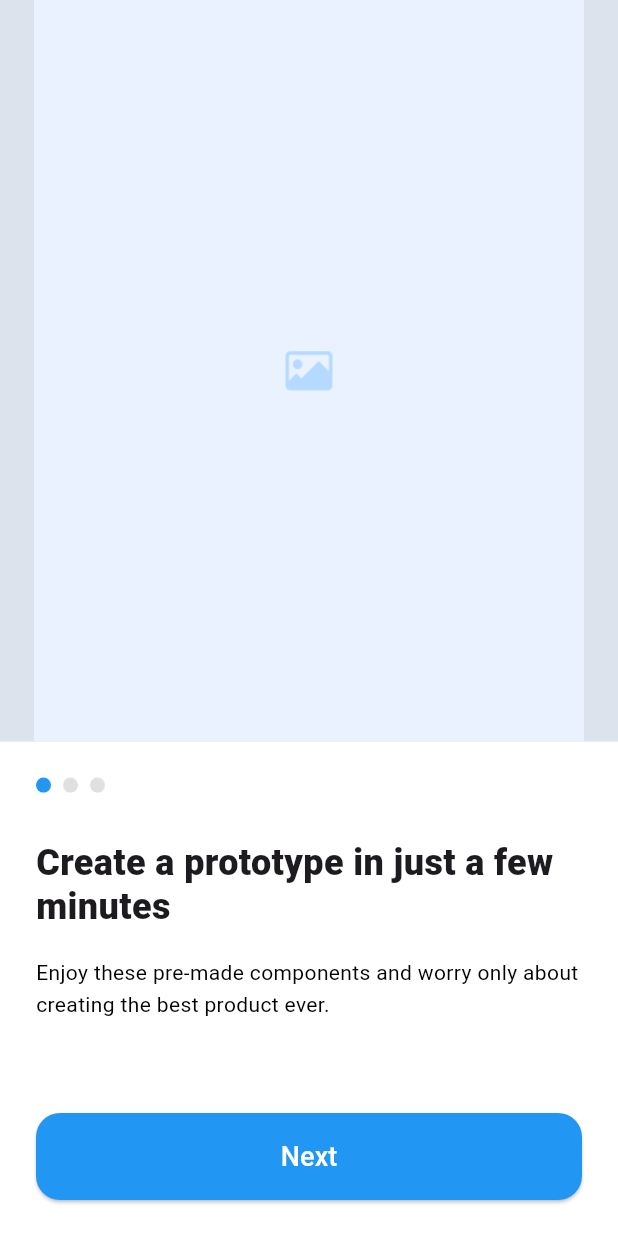
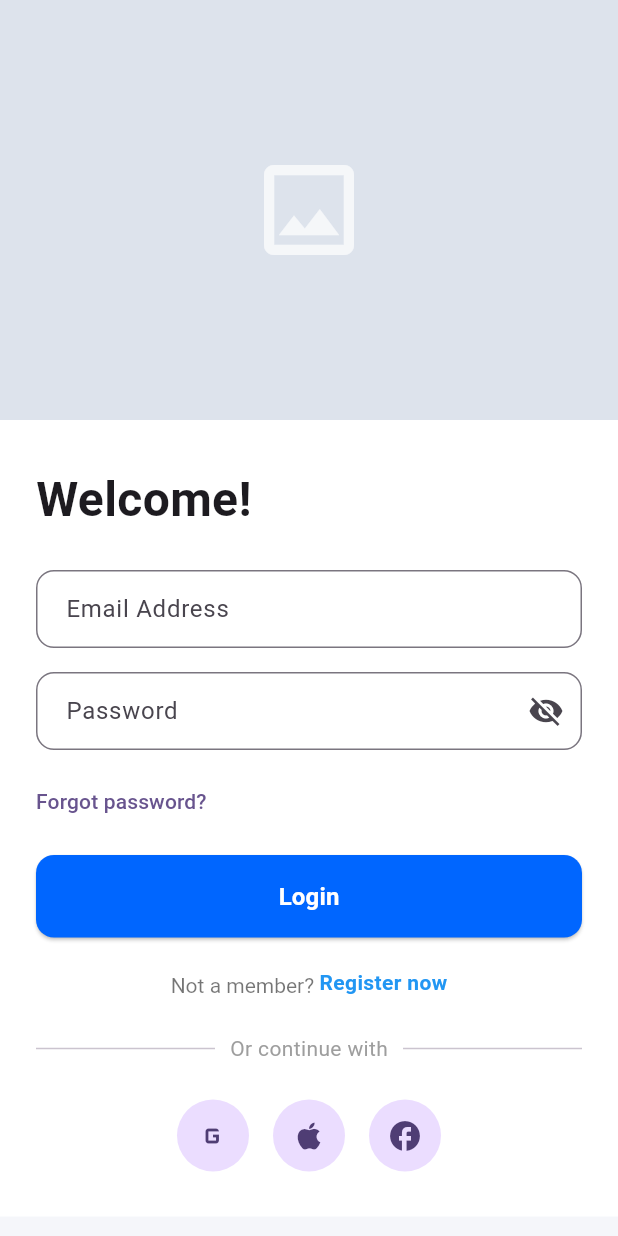
Before and after one commit to HenryPeralta/experience_app, a Flutter app: the screen it shows after launch, on a phone screen of 412 x 824 dp. Run offline on Flutter 3.47's test engine with Material 3 defaults, Android fonts, the phone set to English and light mode, and no system bars; our stand-ins replace firebase_auth, firebase_core, flutter_riverpod; accounts and stored records are empty.

Commit message:
Agregando login con firebase

```diff
--- /dev/null
+++ b/lib/features/auth/data/datasources/firebase_auth_data_source.dart
@@ -0,0 +1,25 @@
+import 'package:firebase_auth/firebase_auth.dart';
+
+class FirebaseAuthDataSource {
+  final FirebaseAuth firebaseAuth;
+
+  FirebaseAuthDataSource(this.firebaseAuth);
+
+  Future<UserCredential> login({
+    required String email,
+    required String password,
+  }) async {
+    return await firebaseAuth.signInWithEmailAndPassword(
+      email: email,
+      password: password,
+    );
+  }
+
+  Future<void> logout() async {
+    await firebaseAuth.signOut();
+  }
+
+  User? getCurrentUser() {
+    return firebaseAuth.currentUser;
+  }
+}
--- /dev/null
+++ b/lib/features/auth/data/models/user_model.dart
@@ -0,0 +1,18 @@
+import '../../domain/entities/user_entity.dart';
+
+class UserModel extends UserEntity {
+  const UserModel({
+    required super.uid,
+    required super.email,
+  });
+
+  factory UserModel.fromFirebase({
+    required String uid,
+    required String email,
+  }) {
+    return UserModel(
+      uid: uid,
+      email: email,
+    );
+  }
+}
--- /dev/null
+++ b/lib/features/auth/data/repositories/auth_repository_impl.dart
@@ -0,0 +1,51 @@
+import '../../domain/entities/user_entity.dart';
+import '../../domain/repositories/auth_repository.dart';
+import '../datasources/firebase_auth_data_source.dart';
+import '../models/user_model.dart';
+
+class AuthRepositoryImpl implements AuthRepository {
+  final FirebaseAuthDataSource dataSource;
+
+  AuthRepositoryImpl(this.dataSource);
+
+  @override
+  Future<UserEntity> login({
+    required String email,
+    required String password,
+  }) async {
+    final credential = await dataSource.login(
+      email: email,
+      password: password,
+    );
+
+    final user = credential.user;
+
+    if (user == null) {
+      throw Exception('User not found');
+    }
+
+    return UserModel.fromFirebase(
+      uid: user.uid,
+      email: user.email ?? '',
+    );
+  }
+
+  @override
+  Future<void> logout() async {
+    await dataSource.logout();
+  }
+
+  @override
+  Future<UserEntity?> getCurrentUser() async {
+    final user = dataSource.getCurrentUser();
+
+    if (user == null) {
+      return null;
+    }
+
+    return UserModel.fromFirebase(
+      uid: user.uid,
+      email: user.email ?? '',
+    );
+  }
+}
--- /dev/null
+++ b/lib/features/auth/domain/entities/user_entity.dart
@@ -0,0 +1,9 @@
+class UserEntity {
+  final String uid;
+  final String email;
+
+  const UserEntity({
+    required this.uid,
+    required this.email,
+  });
+}
--- /dev/null
+++ b/lib/features/auth/domain/repositories/auth_repository.dart
@@ -0,0 +1,12 @@
+import '../entities/user_entity.dart';
+
+abstract class AuthRepository {
+  Future<UserEntity> login({
+    required String email,
+    required String password,
+  });
+
+  Future<void> logout();
+
+  Future<UserEntity?> getCurrentUser();
+}
--- /dev/null
+++ b/lib/features/auth/domain/usecases/login_user.dart
@@ -0,0 +1,18 @@
+import '../entities/user_entity.dart';
+import '../repositories/auth_repository.dart';
+
+class LoginUser {
+  final AuthRepository repository;
+
+  LoginUser(this.repository);
+
+  Future<UserEntity> call({
+    required String email,
+    required String password,
+  }) {
+    return repository.login(
+      email: email,
+      password: password,
+    );
+  }
+}
--- /dev/null
+++ b/lib/features/auth/presentation/providers/auth_provider.dart
@@ -0,0 +1,72 @@
+import 'package:flutter_riverpod/flutter_riverpod.dart';
+
+import '../../domain/entities/user_entity.dart';
+import 'dependency_injection.dart';
+
+class AuthState {
+  final bool isLoading;
+  final UserEntity? user;
+  final String? error;
+
+  const AuthState({
+    this.isLoading = false,
+    this.user,
+    this.error,
+  });
+
+  AuthState copyWith({
+    bool? isLoading,
+    UserEntity? user,
+    String? error,
+  }) {
+    return AuthState(
+      isLoading: isLoading ?? this.isLoading,
+      user: user ?? this.user,
+      error: error,
+    );
+  }
+}
+
+class AuthNotifier extends StateNotifier<AuthState> {
+  AuthNotifier(this.ref) : super(const AuthState());
+
+  final Ref ref;
+
+  Future<void> login({
+    required String email,
+    required String password,
+  }) async {
+    try {
+      state = state.copyWith(
+        isLoading: true,
+        error: null,
+      );
+
+      final user = await ref.read(loginUserProvider).call(
+            email: email,
+            password: password,
+          );
+
+      state = AuthState(
+        isLoading: false,
+        user: user,
+      );
+    } catch (e) {
+      state = AuthState(
+        isLoading: false,
+        error: e.toString(),
+      );
+    }
+  }
+
+  Future<void> logout() async {
+    await ref.read(logoutUserProvider).call();
+
+    state = const AuthState();
+  }
+}
+
+final authProvider =
+    StateNotifierProvider<AuthNotifier, AuthState>((ref) {
+  return AuthNotifier(ref);
+});
--- /dev/null
+++ b/lib/features/auth/presentation/views/login_view.dart
@@ -0,0 +1,321 @@
+import 'package:flutter/material.dart';
+import 'package:flutter_riverpod/flutter_riverpod.dart';
+
+import 'package:experience_app/features/onboarding/presentation/views/onboarding_view.dart';
+import '../providers/auth_provider.dart';
+
+class LoginView extends ConsumerStatefulWidget {
+  const LoginView({super.key});
+
+  @override
+  ConsumerState<LoginView> createState() => _LoginViewState();
+}
+
+class _LoginViewState extends ConsumerState<LoginView> {
+  final TextEditingController emailController = TextEditingController();
+  final TextEditingController passwordController = TextEditingController();
+
+  bool obscurePassword = true;
+
+  @override
+  void dispose() {
+    emailController.dispose();
+    passwordController.dispose();
+    super.dispose();
+  }
+
+  Future<void> _login() async {
+    if (emailController.text.trim().isEmpty ||
+        passwordController.text.trim().isEmpty) {
+      ScaffoldMessenger.of(context).showSnackBar(
+        const SnackBar(
+          content: Text('Please complete all fields'),
+        ),
+      );
+      return;
+    }
+
+    await ref.read(authProvider.notifier).login(
+          email: emailController.text.trim(),
+          password: passwordController.text.trim(),
+        );
+  }
+
+  @override
+  Widget build(BuildContext context) {
+    final authState = ref.watch(authProvider);
+
+    ref.listen<AuthState>(
+      authProvider,
+      (previous, next) {
+        if (next.error != null) {
+          ScaffoldMessenger.of(context).showSnackBar(
+            SnackBar(
+              content: Text(next.error!),
+            ),
+          );
+        }
+
+        if (next.user != null) {
+          ScaffoldMessenger.of(context).showSnackBar(
+            const SnackBar(
+              content: Text('Login successful'),
+            ),
+          );
+
+          // Navegar al OnboardingView
+          Navigator.pushReplacement(
+            context,
+            MaterialPageRoute(
+              builder: (_) => const OnboardingView(),
+            ),
+          );
+        }
+      },
+    );
+
+    return Scaffold(
+      backgroundColor: const Color(0xFFF5F6FA),
+      body: SafeArea(
+        child: SingleChildScrollView(
+          child: Column(
+            children: [
+              // Imagen superior
+              Container(
+                height: 280,
+                width: double.infinity,
+                color: const Color(0xFFDDE3EC),
+                child: const Center(
+                  child: Icon(
+                    Icons.image_outlined,
+                    size: 80,
+                    color: Colors.white70,
+                  ),
+                ),
+              ),
+
+              Container(
+                width: double.infinity,
+                padding: const EdgeInsets.symmetric(
+                  horizontal: 24,
+                  vertical: 30,
+                ),
+                color: Colors.white,
+                child: Column(
+                  crossAxisAlignment: CrossAxisAlignment.start,
+                  children: [
+                    const Text(
+                      'Welcome!',
+                      style: TextStyle(
+                        fontSize: 32,
+                        fontWeight: FontWeight.bold,
+                      ),
+                    ),
+
+                    const SizedBox(height: 24),
+
+                    // Email
+                    TextField(
+                      controller: emailController,
+                      keyboardType: TextInputType.emailAddress,
+                      decoration: InputDecoration(
+                        hintText: 'Email Address',
+                        border: OutlineInputBorder(
+                          borderRadius: BorderRadius.circular(12),
+                        ),
+                        contentPadding: const EdgeInsets.symmetric(
+                          horizontal: 16,
+                          vertical: 14,
+                        ),
+                      ),
+                    ),
+
+                    const SizedBox(height: 16),
+
+                    // Password
+                    TextField(
+                      controller: passwordController,
+                      obscureText: obscurePassword,
+                      decoration: InputDecoration(
+                        hintText: 'Password',
+                        border: OutlineInputBorder(
+                          borderRadius: BorderRadius.circular(12),
+                        ),
+                        contentPadding: const EdgeInsets.symmetric(
+                          horizontal: 16,
+                          vertical: 14,
+                        ),
+                        suffixIcon: IconButton(
+                          icon: Icon(
+                            obscurePassword
+                                ? Icons.visibility_off
+                                : Icons.visibility,
+                          ),
+                          onPressed: () {
+                            setState(() {
+                              obscurePassword = !obscurePassword;
+                            });
+                          },
+                        ),
+                      ),
+                    ),
+
+                    const SizedBox(height: 10),
+
+                    Align(
+                      alignment: Alignment.centerLeft,
+                      child: TextButton(
+                        onPressed: () {},
+                        style: TextButton.styleFrom(
+                          padding: EdgeInsets.zero,
+                        ),
+                        child: const Text(
+                          'Forgot password?',
+                        ),
+                      ),
+                    ),
+
+                    const SizedBox(height: 12),
+
+                    // Login Button
+                    SizedBox(
+                      width: double.infinity,
+                      height: 55,
+                      child: ElevatedButton(
+                        onPressed:
+                            authState.isLoading ? null : _login,
+                        style: ElevatedButton.styleFrom(
+                          backgroundColor: const Color(0xFF0066FF),
+                          shape: RoundedRectangleBorder(
+                            borderRadius:
+                                BorderRadius.circular(12),
+                          ),
+                        ),
+                        child: authState.isLoading
+                            ? const SizedBox(
+                                width: 24,
+                                height: 24,
+                                child:
+                                    CircularProgressIndicator(
+                                  strokeWidth: 2,
+                                  color: Colors.white,
+                                ),
+                              )
+                            : const Text(
+                                'Login',
+                                style: TextStyle(
+                                  color: Colors.white,
+                                  fontSize: 16,
+                                  fontWeight: FontWeight.w600,
+                                ),
+                              ),
+                      ),
+                    ),
+
+                    const SizedBox(height: 20),
+
+                    Center(
+                      child: RichText(
+                        text: TextSpan(
+                          style: const TextStyle(
+                            color: Colors.black54,
+                          ),
+                          children: [
+                            const TextSpan(
+                              text: 'Not a member? ',
+                            ),
+                            WidgetSpan(
+                              child: GestureDetector(
+                                onTap: () {},
+                                child: const Text(
+                                  'Register now',
+                                  style: TextStyle(
+                                    color: Colors.blue,
+                                    fontWeight:
+                                        FontWeight.bold,
+                                  ),
+                                ),
+                              ),
+                            ),
+                          ],
+                        ),
+                      ),
+                    ),
+
+                    const SizedBox(height: 24),
+
+                    Row(
+                      children: const [
+                        Expanded(
+                          child: Divider(),
+                        ),
+                        Padding(
+                          padding:
+                              EdgeInsets.symmetric(horizontal: 10),
+                          child: Text(
+                            'Or continue with',
+                            style: TextStyle(
+                              color: Colors.grey,
+                            ),
+                          ),
+                        ),
+                        Expanded(
+                          child: Divider(),
+                        ),
+                      ],
+                    ),
+
+                    const SizedBox(height: 24),
+
+                    Row(
+                      mainAxisAlignment:
+                          MainAxisAlignment.center,
+                      children: [
+                        _SocialButton(
+                          icon: Icons.g_mobiledata,
+                          onTap: () {},
+                        ),
+                        const SizedBox(width: 16),
+                        _SocialButton(
+                          icon: Icons.apple,
+                          onTap: () {},
+                        ),
+                        const SizedBox(width: 16),
+                        _SocialButton(
+                          icon: Icons.facebook,
+                          onTap: () {},
+                        ),
+                      ],
+                    ),
+                  ],
+                ),
+              ),
+            ],
+          ),
+        ),
+      ),
+    );
+  }
+}
+
+class _SocialButton extends StatelessWidget {
+  final IconData icon;
+  final VoidCallback onTap;
+
+  const _SocialButton({
+    required this.icon,
+    required this.onTap,
+  });
+
+  @override
+  Widget build(BuildContext context) {
+    return InkWell(
+      borderRadius: BorderRadius.circular(30),
+      onTap: onTap,
+      child: CircleAvatar(
+        radius: 24,
+        child: Icon(icon),
+      ),
+    );
+  }
+}
--- a/lib/features/ecommerce/presentation/views/checkout_view.dart
+++ b/lib/features/ecommerce/presentation/views/checkout_view.dart
@@ -342,9 +342,7 @@ class _PaymentStep extends ConsumerWidget {
                       );
                     }),
                     GestureDetector(
-                      onTap: () {
-                        //TODO: Implementar agregar nueva tarjeta
-                      },
+                      onTap: () {},
                       child: Text(
                         '+ Add new card',
                         style: TextStyle(
--- a/lib/main.dart
+++ b/lib/main.dart
@@ -1,9 +1,10 @@
-import 'package:experience_app/features/onboarding/presentation/views/onboarding_view.dart';
 import 'package:flutter/material.dart';
 import 'package:flutter_riverpod/flutter_riverpod.dart';
 
 import 'package:firebase_core/firebase_core.dart';
 import 'firebase_options.dart';
+
+import 'package:experience_app/features/auth/presentation/views/login_view.dart';
 
 Future<void> main() async {
   WidgetsFlutterBinding.ensureInitialized();
@@ -28,9 +29,14 @@ class MyApp extends StatelessWidget {
       title: 'Experience App',
       debugShowCheckedModeBanner: false,
       theme: ThemeData(
-        colorScheme: ColorScheme.fromSeed(seedColor: Colors.deepPurple),
+        colorScheme: ColorScheme.fromSeed(
+          seedColor: Colors.deepPurple,
+        ),
+        useMaterial3: true,
       ),
-      home: OnboardingView(),
+
+      // Pantalla inicial para pruebas
+      home: const LoginView(),
     );
   }
 }
```
Also changed, not shown: lib/features/auth/domain/usecases/get_current_user.dart (added, +12 -0 lines), lib/features/auth/domain/usecases/logout_user.dart (added, +11 -0 lines), lib/features/auth/presentation/providers/dependency_injection.dart (added, +43 -0 lines), lib/features/ecommerce/presentation/views/cart_view.dart (+12 -6 lines).
